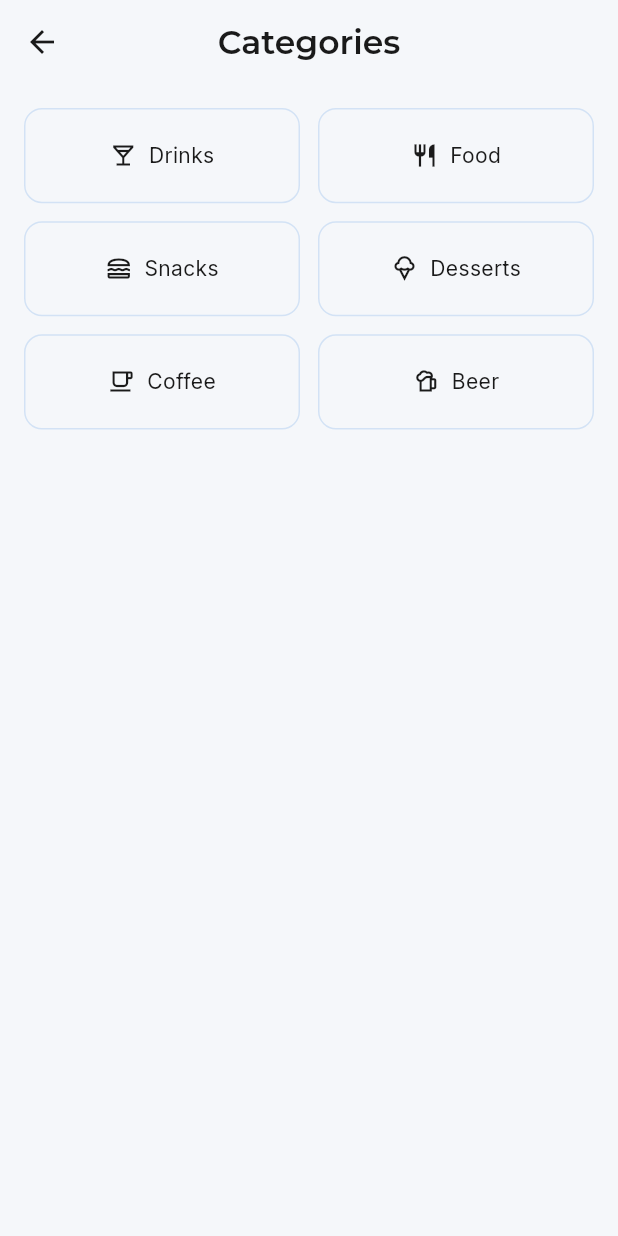
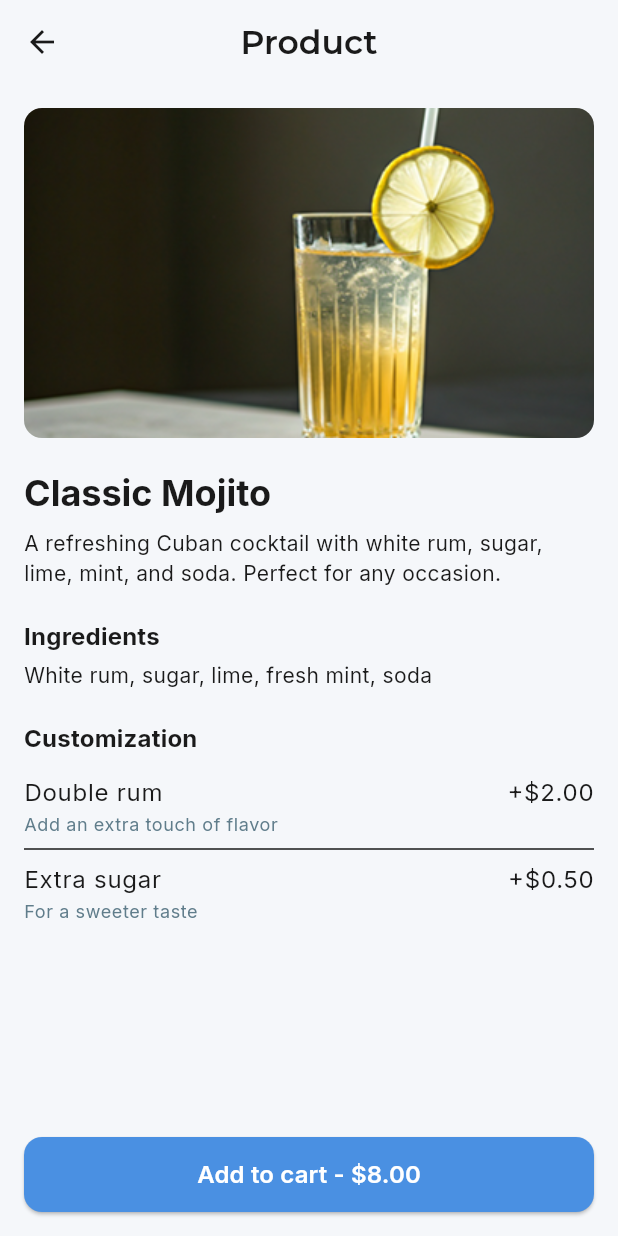
Before and after one commit to Movioles-Sec3/Frontend-Flutter, a Flutter app: the CategoriesPage screen opened directly, after a tap on "Drinks", on a phone screen of 412 x 824 dp. Run offline on Flutter 3.47's test engine with Material 3 defaults, Android fonts, the phone set to English and light mode, and no system bars; our stand-ins replace google_fonts, qr_flutter.

Commit message:
Add: Login and Product Pages

```diff
--- a/lib/main.dart
+++ b/lib/main.dart
@@ -1,4 +1,5 @@
 import 'package:flutter/material.dart';
+import 'package:flutter_tapandtoast/pages/login_page.dart';
 import 'package:flutter_tapandtoast/pages/order_summary_page.dart';
 import 'package:google_fonts/google_fonts.dart';
 import 'pages/home_page.dart';
@@ -102,7 +103,7 @@ class MyApp extends StatelessWidget {
       theme: lightTheme,
       darkTheme: darkTheme,
       themeMode: ThemeMode.system,
-      home: const MyHomePage(title: 'Home'),
+      home: const LoginPage(),
     );
   }
 }
--- a/lib/pages/categories_page.dart
+++ b/lib/pages/categories_page.dart
@@ -1,4 +1,5 @@
 import 'package:flutter/material.dart';
+import 'package:flutter_tapandtoast/pages/product_page.dart';
 
 class CategoriesPage extends StatelessWidget {
   const CategoriesPage({super.key});
@@ -30,7 +31,15 @@ class CategoriesPage extends StatelessWidget {
           itemBuilder: (BuildContext context, int index) {
             final _Cat cat = _categories[index];
             return OutlinedButton.icon(
-              onPressed: () {},
+              onPressed: () {
+                if (cat.label == 'Drinks') {
+                  Navigator.of(context).push(
+                    MaterialPageRoute<void>(
+                      builder: (_) => const ProductPage(),
+                    ),
+                  );
+                }
+              },
               icon: Icon(cat.icon),
               label: Text(cat.label),
               style: OutlinedButton.styleFrom(
--- /dev/null
+++ b/lib/pages/product_page.dart
@@ -0,0 +1,147 @@
+import 'package:flutter/material.dart';
+
+class ProductPage extends StatelessWidget {
+  const ProductPage({super.key});
+
+  @override
+  Widget build(BuildContext context) {
+    final ColorScheme colors = Theme.of(context).colorScheme;
+
+    return Scaffold(
+      appBar: AppBar(
+        title: const Text('Product'),
+        leading: IconButton(
+          icon: const Icon(Icons.arrow_back),
+          onPressed: () => Navigator.of(context).pop(),
+        ),
+      ),
+      bottomNavigationBar: SafeArea(
+        child: Padding(
+          padding: const EdgeInsets.all(16),
+          child: SizedBox(
+            height: 50,
+            child: ElevatedButton(
+              style: ElevatedButton.styleFrom(
+                backgroundColor: colors.primary,
+                foregroundColor: Colors.white,
+                shape: RoundedRectangleBorder(
+                  borderRadius: BorderRadius.circular(12),
+                ),
+              ),
+              onPressed: () {},
+              child: const Text(
+                'Add to cart - \$8.00',
+                style: TextStyle(fontSize: 16, fontWeight: FontWeight.w600),
+              ),
+            ),
+          ),
+        ),
+      ),
+      body: SingleChildScrollView(
+        padding: const EdgeInsets.all(16),
+        child: Column(
+          crossAxisAlignment: CrossAxisAlignment.start,
+          children: [
+            ClipRRect(
+              borderRadius: BorderRadius.circular(12),
+              child: Image.asset(
+                'assets/img/mojito.png',
+                height: 220,
+                width: double.infinity,
+                fit: BoxFit.cover,
+              ),
+            ),
+            const SizedBox(height: 20),
+            Text(
+              'Classic Mojito',
+              style: Theme.of(context).textTheme.headlineSmall?.copyWith(
+                fontWeight: FontWeight.bold,
+              ),
+            ),
+            const SizedBox(height: 8),
+            Text(
+              'A refreshing Cuban cocktail with white rum, sugar, lime, mint, and soda. Perfect for any occasion.',
+              style: Theme.of(context).textTheme.bodyMedium,
+            ),
+            const SizedBox(height: 20),
+            Text(
+              'Ingredients',
+              style: Theme.of(context).textTheme.titleMedium?.copyWith(
+                fontWeight: FontWeight.bold,
+              ),
+            ),
+            const SizedBox(height: 4),
+            Text(
+              'White rum, sugar, lime, fresh mint, soda',
+              style: Theme.of(context).textTheme.bodyMedium,
+            ),
+            const SizedBox(height: 20),
+            Text(
+              'Customization',
+              style: Theme.of(context).textTheme.titleMedium?.copyWith(
+                fontWeight: FontWeight.bold,
+              ),
+            ),
+            const SizedBox(height: 12),
+            _CustomizationItem(
+              title: 'Double rum',
+              subtitle: 'Add an extra touch of flavor',
+              price: '+\$2.00',
+            ),
+            const Divider(),
+            _CustomizationItem(
+              title: 'Extra sugar',
+              subtitle: 'For a sweeter taste',
+              price: '+\$0.50',
+            ),
+          ],
+        ),
+      ),
+    );
+  }
+}
+
+class _CustomizationItem extends StatelessWidget {
+  const _CustomizationItem({
+    required this.title,
+    required this.subtitle,
+    required this.price,
+  });
+
+  final String title;
+  final String subtitle;
+  final String price;
+
+  @override
+  Widget build(BuildContext context) {
+    return Row(
+      mainAxisAlignment: MainAxisAlignment.spaceBetween,
+      crossAxisAlignment: CrossAxisAlignment.start,
+      children: [
+        Expanded(
+          child: Column(
+            crossAxisAlignment: CrossAxisAlignment.start,
+            children: [
+              Text(
+                title,
+                style: Theme.of(context).textTheme.bodyLarge,
+              ),
+              const SizedBox(height: 2),
+              Text(
+                subtitle,
+                style: Theme.of(context)
+                    .textTheme
+                    .bodySmall
+                    ?.copyWith(color: Colors.blueGrey),
+              ),
+            ],
+          ),
+        ),
+        Text(
+          price,
+          style: Theme.of(context).textTheme.bodyLarge,
+        ),
+      ],
+    );
+  }
+}
--- a/pubspec.yaml
+++ b/pubspec.yaml
@@ -63,6 +63,8 @@ flutter:
     - assets/img/beer.png
     - assets/img/tapas.png
     - assets/img/soda.png
+    - assets/img/login.png
+    - assets/img/mojito.png
   # To add assets to your application, add an assets section, like this:
   # assets:
   #   - images/a_dot_burr.jpeg
```
Also changed, not shown: lib/pages/login_page.dart (added, +160 -0 lines), assets/img/login.png (added), assets/img/mojito.png (added).
